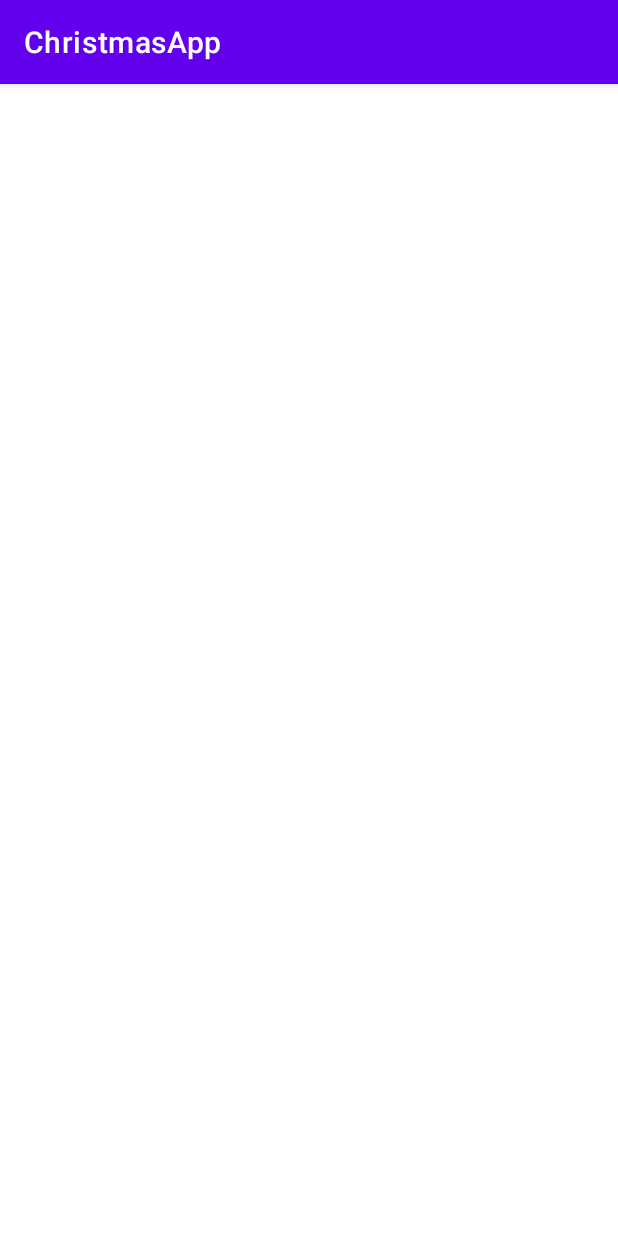
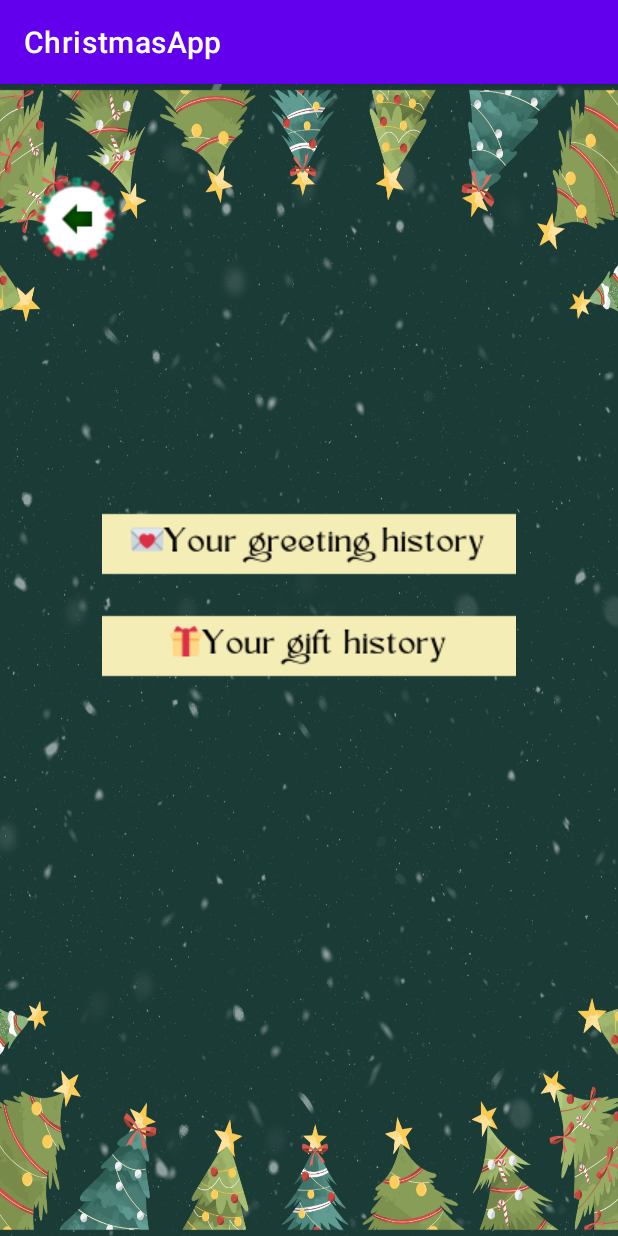
Before and after one commit to swisterska/ChristmasApp, an Android app: the HistoryActivity screen opened directly, with no data from a screen before it, on a phone screen of 412 x 824 dp. Run offline under Robolectric (Android 15) with nearby library versions, the phone set to English and light mode, and no system bars.

Commit message:
history pages

```diff
--- a/app/src/main/AndroidManifest.xml
+++ b/app/src/main/AndroidManifest.xml
@@ -12,6 +12,12 @@
         android:supportsRtl="true"
         android:theme="@style/Theme.ChristmasApp"
         tools:targetApi="31">
+        <activity
+            android:name=".GreetingHistoryActivity"
+            android:exported="false" />
+        <activity
+            android:name=".GiftHistoryActivity"
+            android:exported="false" />
         <activity
             android:name=".GrinchActivity"
             android:exported="false" />
--- a/app/src/main/java/com/example/christmasapp/GiftActivity.kt
+++ b/app/src/main/java/com/example/christmasapp/GiftActivity.kt
@@ -135,7 +135,7 @@ class GiftActivity : AppCompatActivity() {
 
         // View history button logic
         viewHistoryButton.setOnClickListener {
-            val intent = Intent(this, HistoryActivity::class.java)
+            val intent = Intent(this, GiftHistoryActivity::class.java)
             startActivity(intent)
         }
     }
--- a/app/src/main/java/com/example/christmasapp/GreetingActivity.kt
+++ b/app/src/main/java/com/example/christmasapp/GreetingActivity.kt
@@ -152,7 +152,7 @@ class GreetingActivity : AppCompatActivity() {
 
         // View history button logic
         viewHistoryButton.setOnClickListener {
-            val intent = Intent(this, HistoryActivity::class.java)
+            val intent = Intent(this, GreetingHistoryActivity::class.java)
             startActivity(intent)
         }
     }
--- a/app/src/main/java/com/example/christmasapp/HistoryActivity.kt
+++ b/app/src/main/java/com/example/christmasapp/HistoryActivity.kt
@@ -1,20 +1,41 @@
 package com.example.christmasapp
 
+import android.annotation.SuppressLint
+import android.content.Intent
 import android.os.Bundle
-import androidx.activity.enableEdgeToEdge
+import android.widget.ImageButton
+
 import androidx.appcompat.app.AppCompatActivity
-import androidx.core.view.ViewCompat
-import androidx.core.view.WindowInsetsCompat
+
 
 class HistoryActivity : AppCompatActivity() {
+    @SuppressLint("MissingInflatedId")
     override fun onCreate(savedInstanceState: Bundle?) {
         super.onCreate(savedInstanceState)
-        enableEdgeToEdge()
+
         setContentView(R.layout.activity_history)
-        ViewCompat.setOnApplyWindowInsetsListener(findViewById(R.id.main)) { v, insets ->
-            val systemBars = insets.getInsets(WindowInsetsCompat.Type.systemBars())
-            v.setPadding(systemBars.left, systemBars.top, systemBars.right, systemBars.bottom)
-            insets
+
+        val buttonGiftHistory = findViewById<ImageButton>(R.id.GiftHistoryButton)
+        buttonGiftHistory.setOnClickListener {
+
+            val intent = Intent(this, GiftHistoryActivity::class.java)
+            startActivity(intent)
         }
+
+        val buttonGreetingHistory = findViewById<ImageButton>(R.id.GreetingHistoryButton)
+        buttonGreetingHistory.setOnClickListener {
+
+            val intent = Intent(this, GreetingHistoryActivity::class.java)
+            startActivity(intent)
+        }
+
+        val returnButton = findViewById<ImageButton>(R.id.ReturnButton)
+        returnButton.setOnClickListener{
+
+            val intent = Intent(this, WelcomePage::class.java)
+            startActivity(intent)
+        }
+
+
     }
 }
--- a/app/src/main/res/layout/activity_history.xml
+++ b/app/src/main/res/layout/activity_history.xml
@@ -1,10 +1,46 @@
 <?xml version="1.0" encoding="utf-8"?>
-<androidx.constraintlayout.widget.ConstraintLayout xmlns:android="http://schemas.android.com/apk/res/android"
-    xmlns:app="http://schemas.android.com/apk/res-auto"
-    xmlns:tools="http://schemas.android.com/tools"
-    android:id="@+id/main"
-    android:layout_width="match_parent"
-    android:layout_height="match_parent"
-    tools:context=".HistoryActivity">
+<LinearLayout
+    android:id="@+id/OpeningActivity"
+    android:layout_width="fill_parent"
+    android:layout_height="fill_parent"
+    android:background="@drawable/background"
+    xmlns:android="http://schemas.android.com/apk/res/android"
+    android:orientation="vertical"
+    android:gravity="center">
 
-</androidx.constraintlayout.widget.ConstraintLayout>
+    <ImageButton
+        android:id="@+id/GiftHistoryButton"
+        android:layout_width="276dp"
+        android:layout_height="68dp"
+        android:layout_gravity="center"
+        android:background="#00FFFFFF"
+        android:contentDescription="@string/gift_history_button"
+        android:padding="10dp"
+        android:src="@drawable/greetinghistory">
+
+    </ImageButton>
+
+    <ImageButton
+        android:id="@+id/GreetingHistoryButton"
+        android:layout_width="276dp"
+        android:layout_height="68dp"
+        android:layout_gravity="center"
+        android:background="#00FFFFFF"
+        android:contentDescription="@string/greeting_history_button"
+        android:padding="10dp"
+        android:src="@drawable/gifthistory">
+
+    </ImageButton>
+
+    <ImageButton
+        android:id="@+id/ReturnButton"
+        android:layout_width="70dp"
+        android:layout_height="70dp"
+        android:layout_gravity="top"
+        android:background="#00FFFFFF"
+        android:src="@drawable/returnbuttonwhitebackground"
+        android:layout_marginTop="16dp"
+        android:layout_marginStart="16dp"
+        android:translationY="-370dp" />
+
+</LinearLayout>
--- a/app/src/main/res/values/strings.xml
+++ b/app/src/main/res/values/strings.xml
@@ -1,7 +1,10 @@
 <resources>
     <string name="app_name">ChristmasApp</string>
     <string name="continue_button">ChristmasApp</string>
-    <string name="opening_activity_description">Tap anywhere to continue to the next page</string>
+    <string name="gift_history_button">ChristmasApp</string>
+    <string name="greeting_history_button">ChristmasApp</string>
+
+
 
 
 </resources>
```
Also changed, not shown: app/src/main/java/com/example/christmasapp/GiftHistoryActivity.kt (added, +20 -0 lines), app/src/main/java/com/example/christmasapp/GreetingHistoryActivity.kt (added, +14 -0 lines), app/src/main/res/layout/activity_gift_history.xml (added, +10 -0 lines), app/src/main/res/layout/activity_greeting_history.xml (added, +10 -0 lines), app/src/main/res/drawable/gifthistory.png (added), app/src/main/res/drawable/greetinghistory.png (added).
